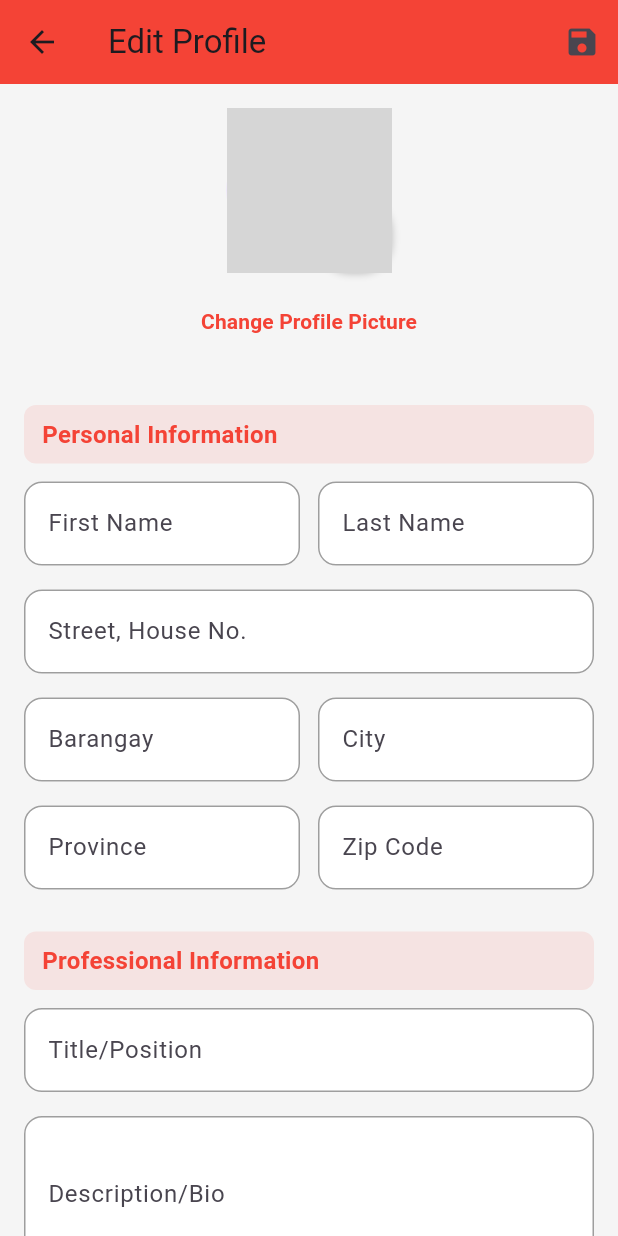
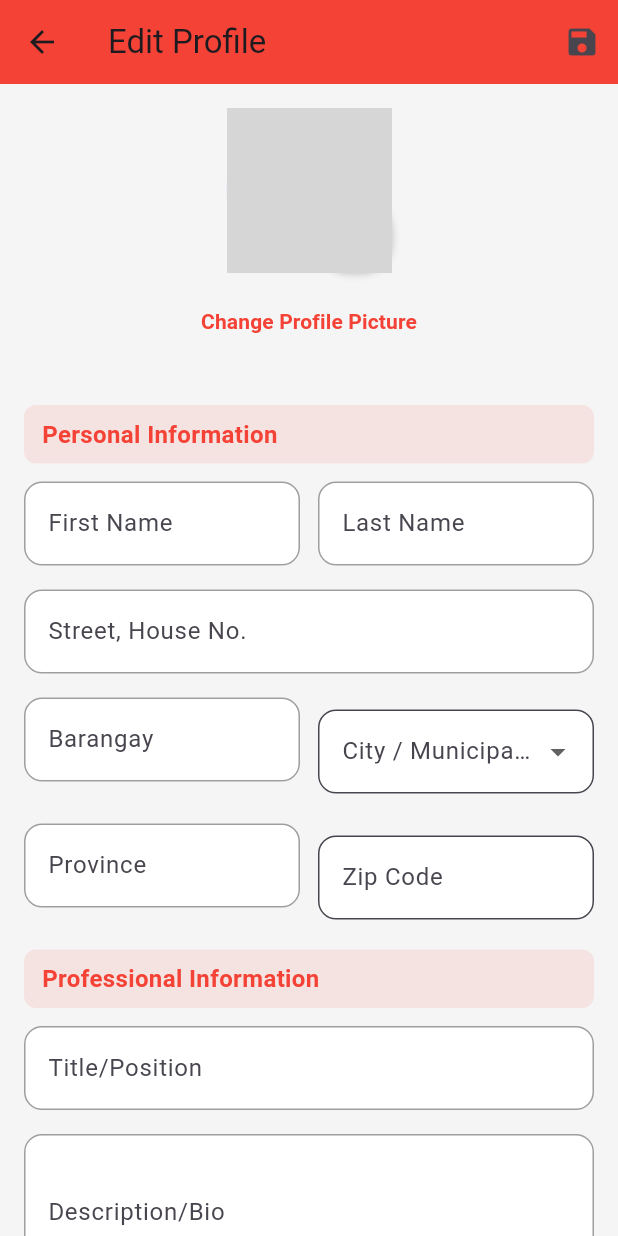
Before and after one commit to Queenyvn/smart_card, a Flutter app: the EditProfilePage screen opened by its route, on a phone screen of 412 x 824 dp. Run offline on Flutter 3.47's test engine with Material 3 defaults, Android fonts, the phone set to English and light mode, and no system bars; our stand-ins replace cloud_firestore, file_picker, firebase_auth, firebase_core, firebase_storage, google_sign_in and 1 more; accounts and stored records are empty; network calls fail; grey boxes are pictures that could not be loaded.

Commit message:
Configure Firebase, add profile completion, and setup Firestore rules

```diff
--- a/lib/pages/edit_profile.dart
+++ b/lib/pages/edit_profile.dart
@@ -1,4 +1,9 @@
 import 'package:flutter/material.dart';
+import 'dart:io';
+import 'package:firebase_auth/firebase_auth.dart';
+import 'package:firebase_storage/firebase_storage.dart';
+import 'package:file_picker/file_picker.dart';
+import 'package:image_picker/image_picker.dart';
 
 class EditProfilePage extends StatefulWidget {
   final bool fromRegister;
@@ -10,7 +15,7 @@ class EditProfilePage extends StatefulWidget {
 }
 
 class _EditProfilePageState extends State<EditProfilePage> {
-  // Form controllers
+  // Controllers
   final TextEditingController _firstNameController = TextEditingController();
   final TextEditingController _lastNameController = TextEditingController();
   final TextEditingController _streetController = TextEditingController();
@@ -26,9 +31,40 @@ class _EditProfilePageState extends State<EditProfilePage> {
   final TextEditingController _socialLink1Controller = TextEditingController();
   final TextEditingController _socialLink2Controller = TextEditingController();
 
+  File? _profileImage;
+  File? _dtiFile;
+  String? _profileImageUrl;
+  String? _dtiFileUrl;
+
+  final _auth = FirebaseAuth.instance;
+
+  // City-ZIP data
+  final Map<String, String> _cityZipMap = {
+    'Cavite City': '4100',
+    'Tanza': '4108',
+    'Imus': '4103',
+    'Dasmariñas': '4114',
+    'Tagaytay': '4120',
+  };
+
+  @override
+  void initState() {
+    super.initState();
+    _autoFillFromGoogleAccount();
+  }
+
+  void _autoFillFromGoogleAccount() {
+    final user = _auth.currentUser;
+    if (user != null) {
+      _emailController.text = user.email ?? '';
+      final nameParts = (user.displayName ?? '').split(' ');
+      if (nameParts.isNotEmpty) _firstNameController.text = nameParts.first;
+      if (nameParts.length > 1) _lastNameController.text = nameParts.sublist(1).join(' ');
+    }
+  }
+
   @override
   void dispose() {
-    // Dispose controllers
     _firstNameController.dispose();
     _lastNameController.dispose();
     _streetController.dispose();
@@ -76,8 +112,54 @@ class _EditProfilePageState extends State<EditProfilePage> {
             _buildSectionHeader("Personal Information"),
             _buildDoubleTextField("First Name", "Last Name", _firstNameController, _lastNameController),
             _buildSingleTextField("Street, House No.", _streetController),
-            _buildDoubleTextField("Barangay", "City", _barangayController, _cityController),
-            _buildDoubleTextField("Province", "Zip Code", _provinceController, _zipCodeController),
+
+            // Barangay and City dropdown with ZIP auto-fill
+            Row(
+              children: [
+                Expanded(child: _buildSingleTextField("Barangay", _barangayController)),
+                const SizedBox(width: 12),
+                Expanded(
+                  child: DropdownButtonFormField<String>(
+                    value: _cityController.text.isNotEmpty ? _cityController.text : null,
+                    decoration: InputDecoration(
+                      labelText: "City / Municipality",
+                      filled: true,
+                      fillColor: Colors.white,
+                      border: OutlineInputBorder(borderRadius: BorderRadius.circular(12)),
+                    ),
+                    items: _cityZipMap.keys
+                        .map((city) => DropdownMenuItem(value: city, child: Text(city)))
+                        .toList(),
+                    onChanged: (selectedCity) {
+                      setState(() {
+                        _cityController.text = selectedCity!;
+                        _zipCodeController.text = _cityZipMap[selectedCity] ?? '';
+                      });
+                    },
+                  ),
+                ),
+              ],
+            ),
+            const SizedBox(height: 12),
+
+            Row(
+              children: [
+                Expanded(child: _buildSingleTextField("Province", _provinceController)),
+                const SizedBox(width: 12),
+                Expanded(
+                  child: TextField(
+                    controller: _zipCodeController,
+                    readOnly: true,
+                    decoration: InputDecoration(
+                      labelText: "Zip Code",
+                      filled: true,
+                      fillColor: Colors.white,
+                      border: OutlineInputBorder(borderRadius: BorderRadius.circular(12)),
+                    ),
+                  ),
+                ),
+              ],
+            ),
 
             _buildSectionHeader("Professional Information"),
             _buildSingleTextField("Title/Position", _titleController),
@@ -89,6 +171,9 @@ class _EditProfilePageState extends State<EditProfilePage> {
 
             _buildSectionHeader("Social Links"),
             _buildDoubleTextField("Social Link 1", "Social Link 2", _socialLink1Controller, _socialLink2Controller),
+
+            const SizedBox(height: 16),
+            _buildDTIUploader(),
 
             const SizedBox(height: 24),
             ElevatedButton.icon(
@@ -115,7 +200,7 @@ class _EditProfilePageState extends State<EditProfilePage> {
     );
   }
 
-  // === Reusable UI Widgets ===
+  // === REUSABLE UI ===
 
   Widget _buildProfilePictureSection() {
     return Column(
@@ -123,9 +208,11 @@ class _EditProfilePageState extends State<EditProfilePage> {
         Stack(
           alignment: Alignment.bottomRight,
           children: [
-            const CircleAvatar(
+            CircleAvatar(
               radius: 55,
-              backgroundImage: NetworkImage("https://i.pravatar.cc/300"), // placeholder
+              backgroundImage: _profileImage != null
+                  ? FileImage(_profileImage!)
+                  : const NetworkImage("https://i.pravatar.cc/300") as ImageProvider,
             ),
             Container(
               decoration: BoxDecoration(
@@ -192,8 +279,7 @@ class _EditProfilePageState extends State<EditProfilePage> {
     );
   }
 
-  Widget _buildDoubleTextField(
-      String label1, String label2, TextEditingController controller1, TextEditingController controller2) {
+  Widget _buildDoubleTextField(String label1, String label2, TextEditingController controller1, TextEditingController controller2) {
     return Row(
       children: [
         Expanded(child: _buildSingleTextField(label1, controller1)),
@@ -203,48 +289,56 @@ class _EditProfilePageState extends State<EditProfilePage> {
     );
   }
 
-  // === Actions ===
-  void _changeProfilePicture() {
-    showDialog(
-      context: context,
-      builder: (context) => AlertDialog(
-        title: const Text('Change Profile Picture'),
-        content: Column(
-          mainAxisSize: MainAxisSize.min,
-          children: [
-            ListTile(
-              leading: const Icon(Icons.camera_alt, color: Colors.red),
-              title: const Text('Take Photo'),
-              onTap: () {
-                Navigator.pop(context);
-                // TODO: Implement camera picker
-              },
-            ),
-            ListTile(
-              leading: const Icon(Icons.photo_library, color: Colors.red),
-              title: const Text('Choose from Gallery'),
-              onTap: () {
-                Navigator.pop(context);
-                // TODO: Implement gallery picker
-              },
-            ),
-          ],
+  Widget _buildDTIUploader() {
+    return Column(
+      crossAxisAlignment: CrossAxisAlignment.start,
+      children: [
+        _buildSectionHeader("DTI Registration"),
+        OutlinedButton.icon(
+          icon: const Icon(Icons.upload_file, color: Colors.red),
+          label: const Text("Upload DTI PDF", style: TextStyle(color: Colors.red)),
+          onPressed: _uploadDTIFile,
         ),
-      ),
+        if (_dtiFile != null)
+          Text("Selected file: ${_dtiFile!.path.split('/').last}", style: const TextStyle(fontSize: 12)),
+      ],
     );
+  }
+
+  // === ACTIONS ===
+
+  Future<void> _changeProfilePicture() async {
+    final picker = ImagePicker();
+    final picked = await picker.pickImage(source: ImageSource.gallery);
+    if (picked != null) {
+      setState(() => _profileImage = File(picked.path));
+      final ref = FirebaseStorage.instance.ref().child('profile_pictures/${_auth.currentUser!.uid}.jpg');
+      await ref.putFile(_profileImage!);
+      _profileImageUrl = await ref.getDownloadURL();
+    }
+  }
+
+  Future<void> _uploadDTIFile() async {
+    final result = await FilePicker.platform.pickFiles(type: FileType.custom, allowedExtensions: ['pdf']);
+    if (result != null && result.files.single.path != null) {
+      setState(() => _dtiFile = File(result.files.single.path!));
+      final ref = FirebaseStorage.instance.ref().child('dti_files/${_auth.currentUser!.uid}.pdf');
+      await ref.putFile(_dtiFile!);
+      _dtiFileUrl = await ref.getDownloadURL();
+    }
   }
 
   void _saveProfile() {
     ScaffoldMessenger.of(context).showSnackBar(
       SnackBar(
         content: Text(widget.fromRegister
-            ? 'Profile submitted successfully!'
+            ? 'Profile submitted! Admin will review your account.'
             : 'Profile saved successfully!'),
       ),
     );
 
     if (widget.fromRegister) {
-      Navigator.pushReplacementNamed(context, '/home');
+      Navigator.pushReplacementNamed(context, '/pendingApproval');
     } else {
       Navigator.pop(context);
     }
--- a/pubspec.yaml
+++ b/pubspec.yaml
@@ -36,6 +36,9 @@ dependencies:
   cloud_firestore: ^4.17.0
   firebase_analytics: ^10.1.0
   google_sign_in: ^6.2.1
+  file_picker: ^8.0.0+1
+  image_picker: ^1.1.1
+  firebase_storage: ^11.6.0
 
   # The following adds the Cupertino Icons font to your application.
   # Use with the CupertinoIcons class for iOS style icons.
```
Also changed, not shown: firestore.indexes.json (added, +51 -0 lines), lib/providers/google_sign_in_provider.dart (+7 -13 lines), firebase.json, lib/firebase_options.dart, pubspec.lock, 4 other files.
